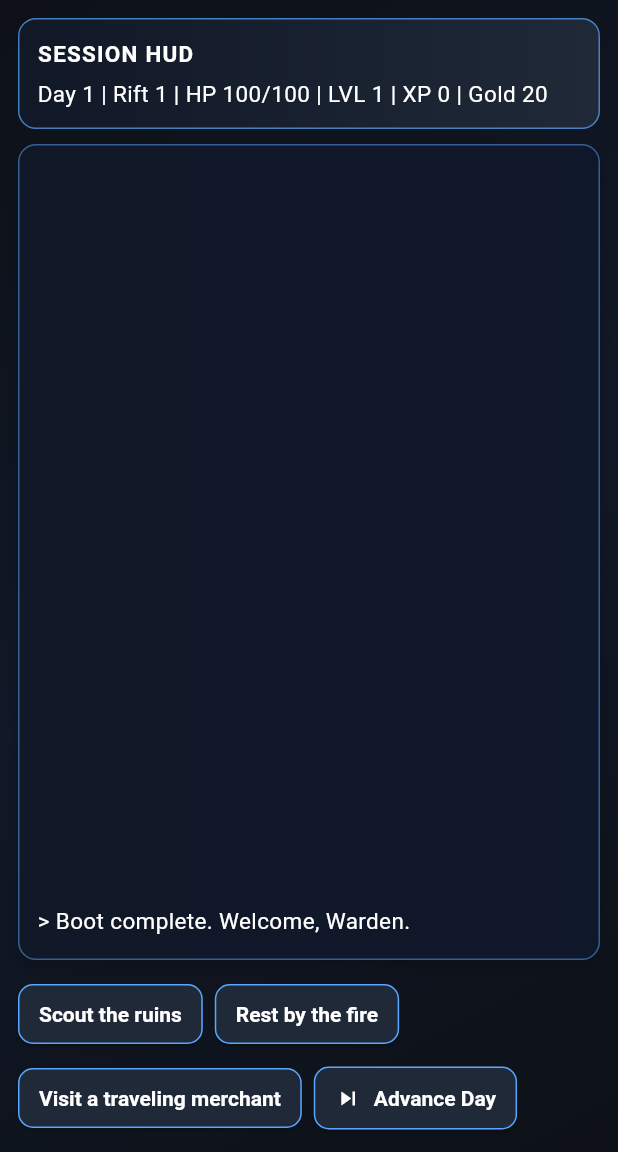
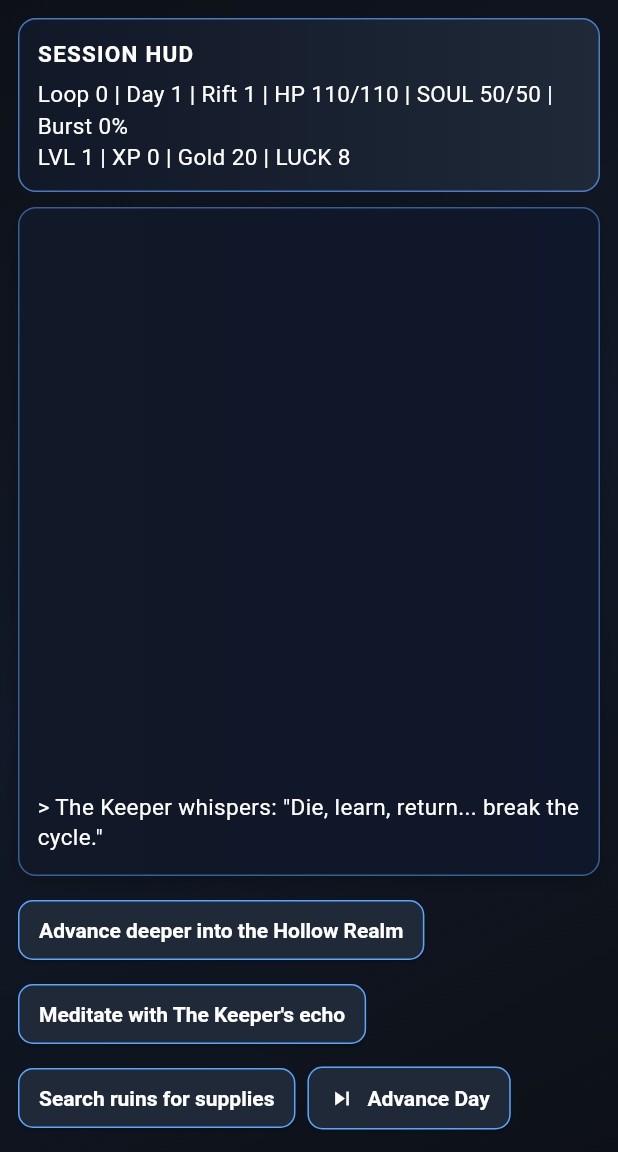
Before and after one commit to kanizadev/game, a Flutter app: the GameScreen screen opened by its route, on a phone screen of 412 x 824 dp, the part 84-1236 px from its top. Run offline on Flutter 3.47's test engine with Material 3 defaults, Android fonts, the phone set to English and light mode, and no system bars; our stand-ins replace flutter_riverpod, google_fonts, shared_preferences; accounts and stored records are empty.

Commit message:
Enhance game mechanics and UI with improved models, services, and screens
- Update domain models (player, enemy, item, game_state) with new properties
- Improve battle_service, level_service, and random_event_service
- Update game_provider for better state management
- Enhance UI screens (character stats, game, inventory) and action panel

```diff
--- a/lib/domain/models/enemy.dart
+++ b/lib/domain/models/enemy.dart
@@ -1,27 +1,78 @@
+enum EnemyTier { common, elite, boss }
+
 class Enemy {
-  const Enemy({required this.id, required this.name, required this.maxHp, required this.currentHp, required this.attack, required this.defense, required this.xpReward, required this.goldReward});
+  const Enemy({
+    required this.id,
+    required this.name,
+    required this.tier,
+    required this.maxHp,
+    required this.currentHp,
+    required this.attack,
+    required this.defense,
+    required this.xpReward,
+    required this.goldReward,
+    this.weakToMagic = false,
+    this.drainsHp = false,
+    this.mirrorStats = false,
+  });
 
   final String id;
   final String name;
+  final EnemyTier tier;
   final int maxHp;
   final int currentHp;
   final int attack;
   final int defense;
   final int xpReward;
   final int goldReward;
+  final bool weakToMagic;
+  final bool drainsHp;
+  final bool mirrorStats;
 
-  Enemy copyWith({int? currentHp}) => Enemy(id: id, name: name, maxHp: maxHp, currentHp: currentHp ?? this.currentHp, attack: attack, defense: defense, xpReward: xpReward, goldReward: goldReward);
+  Enemy copyWith({int? currentHp, int? attack, int? defense}) => Enemy(
+        id: id,
+        name: name,
+        tier: tier,
+        maxHp: maxHp,
+        currentHp: currentHp ?? this.currentHp,
+        attack: attack ?? this.attack,
+        defense: defense ?? this.defense,
+        xpReward: xpReward,
+        goldReward: goldReward,
+        weakToMagic: weakToMagic,
+        drainsHp: drainsHp,
+        mirrorStats: mirrorStats,
+      );
 
-  Map<String, dynamic> toJson() => {'id': id, 'name': name, 'maxHp': maxHp, 'currentHp': currentHp, 'attack': attack, 'defense': defense, 'xpReward': xpReward, 'goldReward': goldReward};
+  Map<String, dynamic> toJson() => {
+        'id': id,
+        'name': name,
+        'tier': tier.name,
+        'maxHp': maxHp,
+        'currentHp': currentHp,
+        'attack': attack,
+        'defense': defense,
+        'xpReward': xpReward,
+        'goldReward': goldReward,
+        'weakToMagic': weakToMagic,
+        'drainsHp': drainsHp,
+        'mirrorStats': mirrorStats,
+      };
 
   factory Enemy.fromJson(Map<String, dynamic> json) => Enemy(
         id: json['id'] as String,
         name: json['name'] as String,
+        tier: EnemyTier.values.firstWhere(
+          (e) => e.name == (json['tier'] as String? ?? 'common'),
+        ),
         maxHp: json['maxHp'] as int,
         currentHp: json['currentHp'] as int,
         attack: json['attack'] as int,
         defense: json['defense'] as int,
         xpReward: json['xpReward'] as int,
         goldReward: json['goldReward'] as int,
+        weakToMagic: (json['weakToMagic'] as bool?) ?? false,
+        drainsHp: (json['drainsHp'] as bool?) ?? false,
+        mirrorStats: (json['mirrorStats'] as bool?) ?? false,
       );
 }
--- a/lib/domain/models/game_state.dart
+++ b/lib/domain/models/game_state.dart
@@ -25,23 +25,32 @@ class GameState {
     required this.storyBeat,
     required this.day,
     required this.riftLevel,
+    required this.loopCount,
   });
 
   factory GameState.initial() => GameState(
         player: Player.initial(),
         inventory: const [
-          Item(id: 'rust_blade', name: 'Rust Blade', type: ItemType.weapon, value: 4, description: 'Old sword. Adds +4 attack.'),
-          Item(id: 'small_potion', name: 'Small Potion', type: ItemType.potion, value: 25, description: 'Restores 25 HP.'),
+          Item(id: 'rusty_blade', name: 'Rusty Blade', type: ItemType.weapon, value: 4, description: 'Starter blade. Adds +4 attack.'),
+          Item(id: 'minor_potion', name: 'Minor Potion', type: ItemType.consumable, value: 20, description: 'Restores 20 HP.'),
+          Item(id: 'cloth_armor', name: 'Cloth Armor', type: ItemType.armor, value: 2, description: 'Basic defense +2.'),
         ],
-        log: const ['> Boot complete. Welcome, Warden.'],
+        log: const [
+          '> The Keeper whispers: "Die, learn, return... break the cycle."',
+        ],
         phase: GamePhase.exploring,
         enemy: null,
-        choices: const [StoryChoice(id: 'scout', text: 'Scout the ruins'), StoryChoice(id: 'rest', text: 'Rest by the fire'), StoryChoice(id: 'merchant', text: 'Visit a traveling merchant')],
+        choices: const [
+          StoryChoice(id: 'forward', text: 'Advance deeper into the Hollow Realm'),
+          StoryChoice(id: 'rest', text: 'Meditate with The Keeper\'s echo'),
+          StoryChoice(id: 'forage', text: 'Search ruins for supplies'),
+        ],
         isPlayerTurn: true,
         soundEnabled: false,
         storyBeat: 0,
         day: 1,
         riftLevel: 1,
+        loopCount: 0,
       );
 
   final Player player;
@@ -55,6 +64,7 @@ class GameState {
   final int storyBeat;
   final int day;
   final int riftLevel;
+  final int loopCount;
 
   GameState copyWith({
     Player? player,
@@ -68,6 +78,7 @@ class GameState {
     int? storyBeat,
     int? day,
     int? riftLevel,
+    int? loopCount,
     bool clearEnemy = false,
   }) =>
       GameState(
@@ -82,6 +93,7 @@ class GameState {
         storyBeat: storyBeat ?? this.storyBeat,
         day: day ?? this.day,
         riftLevel: riftLevel ?? this.riftLevel,
+        loopCount: loopCount ?? this.loopCount,
       );
 
   Map<String, dynamic> toJson() => {
@@ -96,6 +108,7 @@ class GameState {
         'storyBeat': storyBeat,
         'day': day,
         'riftLevel': riftLevel,
+        'loopCount': loopCount,
       };
 
   factory GameState.fromJson(Map<String, dynamic> json) => GameState(
@@ -110,5 +123,6 @@ class GameState {
         storyBeat: json['storyBeat'] as int,
         day: (json['day'] as int?) ?? 1,
         riftLevel: (json['riftLevel'] as int?) ?? 1,
+        loopCount: (json['loopCount'] as int?) ?? 0,
       );
 }
--- a/lib/domain/models/item.dart
+++ b/lib/domain/models/item.dart
@@ -1,4 +1,4 @@
-enum ItemType { weapon, potion }
+enum ItemType { weapon, consumable, armor, relic }
 
 class Item {
   const Item({required this.id, required this.name, required this.type, required this.value, required this.description});
--- a/lib/domain/models/player.dart
+++ b/lib/domain/models/player.dart
@@ -1,38 +1,103 @@
 class Player {
-  const Player({required this.name, required this.maxHp, required this.currentHp, required this.xp, required this.level, required this.gold, required this.baseAttack, required this.baseDefense});
+  const Player({
+    required this.name,
+    required this.maxHp,
+    required this.currentHp,
+    required this.maxSoul,
+    required this.currentSoul,
+    required this.xp,
+    required this.level,
+    required this.gold,
+    required this.baseAttack,
+    required this.baseDefense,
+    required this.luck,
+    required this.soulBurstCharge,
+  });
 
-  factory Player.initial() => const Player(name: 'Warden', maxHp: 100, currentHp: 100, xp: 0, level: 1, gold: 20, baseAttack: 12, baseDefense: 5);
+  factory Player.initial() => const Player(
+        name: 'Bound Soul',
+        maxHp: 110,
+        currentHp: 110,
+        maxSoul: 50,
+        currentSoul: 50,
+        xp: 0,
+        level: 1,
+        gold: 20,
+        baseAttack: 12,
+        baseDefense: 5,
+        luck: 8,
+        soulBurstCharge: 0,
+      );
 
   final String name;
   final int maxHp;
   final int currentHp;
+  final int maxSoul;
+  final int currentSoul;
   final int xp;
   final int level;
   final int gold;
   final int baseAttack;
   final int baseDefense;
+  final int luck;
+  final int soulBurstCharge;
 
-  Player copyWith({String? name, int? maxHp, int? currentHp, int? xp, int? level, int? gold, int? baseAttack, int? baseDefense}) => Player(
+  Player copyWith({
+    String? name,
+    int? maxHp,
+    int? currentHp,
+    int? maxSoul,
+    int? currentSoul,
+    int? xp,
+    int? level,
+    int? gold,
+    int? baseAttack,
+    int? baseDefense,
+    int? luck,
+    int? soulBurstCharge,
+  }) =>
+      Player(
         name: name ?? this.name,
         maxHp: maxHp ?? this.maxHp,
         currentHp: currentHp ?? this.currentHp,
+        maxSoul: maxSoul ?? this.maxSoul,
+        currentSoul: currentSoul ?? this.currentSoul,
         xp: xp ?? this.xp,
         level: level ?? this.level,
         gold: gold ?? this.gold,
         baseAttack: baseAttack ?? this.baseAttack,
         baseDefense: baseDefense ?? this.baseDefense,
+        luck: luck ?? this.luck,
+        soulBurstCharge: soulBurstCharge ?? this.soulBurstCharge,
       );
 
-  Map<String, dynamic> toJson() => {'name': name, 'maxHp': maxHp, 'currentHp': currentHp, 'xp': xp, 'level': level, 'gold': gold, 'baseAttack': baseAttack, 'baseDefense': baseDefense};
+  Map<String, dynamic> toJson() => {
+        'name': name,
+        'maxHp': maxHp,
+        'currentHp': currentHp,
+        'maxSoul': maxSoul,
+        'currentSoul': currentSoul,
+        'xp': xp,
+        'level': level,
+        'gold': gold,
+        'baseAttack': baseAttack,
+        'baseDefense': baseDefense,
+        'luck': luck,
+        'soulBurstCharge': soulBurstCharge,
+      };
 
   factory Player.fromJson(Map<String, dynamic> json) => Player(
         name: json['name'] as String,
         maxHp: json['maxHp'] as int,
         currentHp: json['currentHp'] as int,
+        maxSoul: (json['maxSoul'] as int?) ?? 50,
+        currentSoul: (json['currentSoul'] as int?) ?? ((json['maxSoul'] as int?) ?? 50),
         xp: json['xp'] as int,
         level: json['level'] as int,
         gold: json['gold'] as int,
         baseAttack: json['baseAttack'] as int,
         baseDefense: json['baseDefense'] as int,
+        luck: (json['luck'] as int?) ?? 8,
+        soulBurstCharge: (json['soulBurstCharge'] as int?) ?? 0,
       );
 }
--- a/lib/domain/services/battle_service.dart
+++ b/lib/domain/services/battle_service.dart
@@ -11,5 +11,10 @@ class BattleService {
     return raw.clamp(1, 999);
   }
 
+  bool isCriticalHit(int luck) {
+    final chance = (4 + (luck ~/ 3)).clamp(4, 30);
+    return _random.nextInt(100) < chance;
+  }
+
   bool tryRunAway() => _random.nextInt(100) < 45;
 }
--- a/lib/domain/services/random_event_service.dart
+++ b/lib/domain/services/random_event_service.dart
@@ -8,37 +8,87 @@ class RandomEventService {
   final Random _random;
 
   Enemy randomEnemy(int playerLevel, int riftLevel) {
-    final templates = [('Rift Rat', 40, 9, 2, 35, 8), ('Ash Goblin', 55, 12, 4, 45, 13), ('Bone Wisp', 70, 14, 5, 60, 18), ('Night Marauder', 90, 18, 7, 80, 25)];
-    final t = templates[_random.nextInt(templates.length)];
+    final common = [
+      ('Hollow Rat', EnemyTier.common, 40, 10, 2, 30, 8, false, false, false),
+      ('Lost Wanderer', EnemyTier.common, 56, 12, 4, 40, 11, false, false, false),
+      ('Cursed Crow', EnemyTier.common, 45, 14, 3, 42, 12, false, false, false),
+    ];
+    final elite = [
+      ('Grave Knight', EnemyTier.elite, 95, 20, 10, 95, 26, false, false, false),
+      ('Soul Leech', EnemyTier.elite, 85, 18, 8, 90, 24, false, true, false),
+      ('Mirror Shade', EnemyTier.elite, 90, 0, 0, 100, 28, false, false, true),
+    ];
+    final bosses = [
+      ('The Forgotten King', EnemyTier.boss, 180, 24, 12, 180, 60, true, false, false),
+      ('The Time Devourer', EnemyTier.boss, 220, 28, 14, 240, 90, false, false, false),
+      ('The Keeper', EnemyTier.boss, 260, 30, 16, 320, 140, false, false, false),
+    ];
+
+    final List<(String, EnemyTier, int, int, int, int, int, bool, bool, bool)> pool;
+    if (riftLevel >= 10 && _random.nextInt(100) < 35) {
+      pool = bosses;
+    } else if (riftLevel >= 4 && _random.nextInt(100) < 50) {
+      pool = elite;
+    } else {
+      pool = common;
+    }
+
+    final t = pool[_random.nextInt(pool.length)];
     final effectiveLevel = playerLevel + (riftLevel - 1);
     final scale = 1 + ((effectiveLevel - 1) * 0.15);
-    return Enemy(id: t.$1.toLowerCase().replaceAll(' ', '_'), name: t.$1, maxHp: (t.$2 * scale).round(), currentHp: (t.$2 * scale).round(), attack: (t.$3 * scale).round(), defense: (t.$4 * scale).round(), xpReward: (t.$5 * scale).round(), goldReward: (t.$6 * scale).round());
+    final scaledHp = (t.$3 * scale).round();
+    final attack = t.$10 ? (10 + (playerLevel * 3)) : (t.$4 * scale).round();
+    final defense = t.$10 ? (4 + (playerLevel * 2)) : (t.$5 * scale).round();
+    return Enemy(
+      id: t.$1.toLowerCase().replaceAll(' ', '_'),
+      name: t.$1,
+      tier: t.$2,
+      maxHp: scaledHp,
+      currentHp: scaledHp,
+      attack: attack,
+      defense: defense,
+      xpReward: (t.$6 * scale).round(),
+      goldReward: (t.$7 * scale).round(),
+      weakToMagic: t.$8,
+      drainsHp: t.$9,
+      mirrorStats: t.$10,
+    );
   }
 
   List<StoryChoice> nextChoices(int storyBeat) {
-    if (storyBeat % 3 == 0) {
-      return const [StoryChoice(id: 'scout', text: 'Scout the ruins'), StoryChoice(id: 'rest', text: 'Rest by the fire'), StoryChoice(id: 'merchant', text: 'Search for a merchant')];
+    if (storyBeat % 4 == 0) {
+      return const [
+        StoryChoice(id: 'knight_help', text: 'Help the wounded knight'),
+        StoryChoice(id: 'knight_ignore', text: 'Ignore and move on'),
+        StoryChoice(id: 'knight_finish', text: 'Finish him and take his blade'),
+      ];
     }
-    return const [StoryChoice(id: 'forward', text: 'Advance deeper into the rift'), StoryChoice(id: 'listen', text: 'Listen for danger'), StoryChoice(id: 'forage', text: 'Forage for supplies')];
+    return const [
+      StoryChoice(id: 'forward', text: 'Advance deeper into the Hollow Realm'),
+      StoryChoice(id: 'rest', text: 'Meditate with The Keeper\'s echo'),
+      StoryChoice(id: 'forage', text: 'Search ruins for supplies'),
+    ];
   }
 
   bool shouldTriggerEncounter(int day, int riftLevel) {
-    final chance = (45 + (day ~/ 3) + (riftLevel * 3)).clamp(45, 85);
+    final chance = (42 + (day ~/ 2) + (riftLevel * 3)).clamp(42, 90);
     return _random.nextInt(100) < chance;
   }
 
   String flavorText(String choiceId) {
     switch (choiceId) {
       case 'rest':
-        return 'You recover your breath, but shadows move nearby.';
-      case 'merchant':
-        return 'A hooded trader offers supplies and vanishes in mist.';
-      case 'listen':
-        return 'Faint claws scrape stone in the dark.';
+        return 'You steady your soul, and faint memories surface.';
       case 'forage':
-        return 'You gather herbs and old coins among broken relics.';
+        return 'You find traces of a past life buried in ash.';
+      case 'knight_help':
+        return 'The knight swears to remember your face in every loop.';
+      case 'knight_ignore':
+        return 'You choose the safer road and avoid his curse.';
+      case 'knight_finish':
+        return 'His final breath binds a cursed relic to your fate.';
       default:
-        return 'You move carefully through the fractured corridor.';
+        return 'You move carefully through fractured time.';
     }
   }
 }
--- a/lib/presentation/screens/game_screen.dart
+++ b/lib/presentation/screens/game_screen.dart
@@ -51,7 +51,16 @@ class GameScreen extends ConsumerWidget {
               Expanded(child: TerminalLog(log: state.log)),
               const SizedBox(height: 12),
               if (state.phase == GamePhase.battle)
-                ActionPanel(enabled: state.isPlayerTurn, onAttack: notifier.playerAttack, onDefend: notifier.playerDefend, onItem: notifier.usePotionInBattle, onRun: notifier.playerRun)
+                ActionPanel(
+                  enabled: state.isPlayerTurn,
+                  soulBurstReady: state.player.soulBurstCharge >= 100,
+                  onAttack: notifier.playerAttack,
+                  onDefend: notifier.playerDefend,
+                  onItem: notifier.usePotionInBattle,
+                  onSkill: notifier.castSkill,
+                  onSoulBurst: notifier.useSoulBurst,
+                  onRun: notifier.playerRun,
+                )
               else if (state.phase == GamePhase.gameOver)
                 SizedBox(
                   width: double.infinity,
@@ -99,9 +108,10 @@ class _TopHud extends StatelessWidget {
           const Text('SESSION HUD', style: TextStyle(fontWeight: FontWeight.w700, letterSpacing: 0.8)),
           const SizedBox(height: 6),
           Text(
-            'Day ${state.day} | Rift ${state.riftLevel} | HP ${state.player.currentHp}/${state.player.maxHp} | '
-            'LVL ${state.player.level} | XP ${state.player.xp} | Gold ${state.player.gold}',
+            'Loop ${state.loopCount} | Day ${state.day} | Rift ${state.riftLevel} | HP ${state.player.currentHp}/${state.player.maxHp} | '
+            'SOUL ${state.player.currentSoul}/${state.player.maxSoul} | Burst ${state.player.soulBurstCharge}%',
           ),
+          Text('LVL ${state.player.level} | XP ${state.player.xp} | Gold ${state.player.gold} | LUCK ${state.player.luck}'),
           if (enemy != null) Text('Enemy: ${enemy.name} (${enemy.currentHp}/${enemy.maxHp} HP)'),
         ],
       ),
```
Also changed, not shown: lib/application/providers/game_provider.dart (+183 -17 lines), lib/domain/services/level_service.dart (+10 -1 lines), lib/presentation/screens/character_stats_screen.dart (+61 -4 lines), lib/presentation/screens/inventory_screen.dart (+8 -2 lines), lib/presentation/widgets/action_panel.dart (+22 -3 lines).
